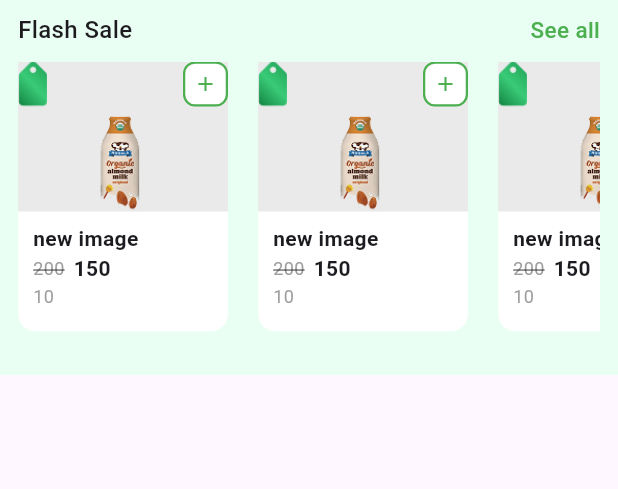
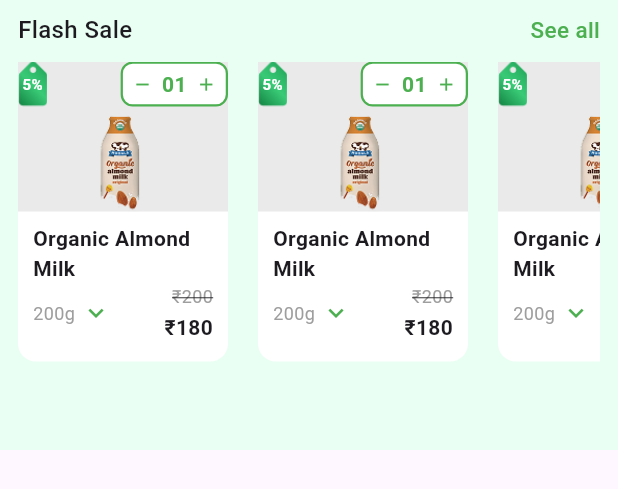
Before and after one commit to pokaktechnologies/supermarket-cust-fe, a Flutter app: the FlashsaleScreen widget shown alone on an empty page, opened directly, on a phone screen of 412 x 824 dp. Shown: the top 489 px of the screen. Run offline on Flutter 3.47's test engine with Material 3 defaults, Android fonts, the phone set to English and light mode, and no system bars.

Commit message:
changed the flash screen

```diff
--- a/lib/views/home/flashsale_screen.dart
+++ b/lib/views/home/flashsale_screen.dart
@@ -8,7 +8,7 @@ class FlashsaleScreen extends StatelessWidget {
   @override
   Widget build(BuildContext context) {
     return Container(
-      height: 250,
+      height: 300,
       width: double.infinity,
       color: AppColors.lightGreenContainer,
       child: Padding(
@@ -40,7 +40,7 @@ class FlashsaleScreen extends StatelessWidget {
             SizedBox(height: 10),
 
             SizedBox(
-              height: 180,
+              height: 200,
               child: ListView(
                 scrollDirection: Axis.horizontal,
                 children: [
@@ -59,8 +59,29 @@ class FlashsaleScreen extends StatelessWidget {
   }
 }
 
-class SingleProduct extends StatelessWidget {
+class SingleProduct extends StatefulWidget {
   const SingleProduct({super.key});
+
+  @override
+  State<SingleProduct> createState() => _SingleProductState();
+}
+
+class _SingleProductState extends State<SingleProduct> {
+  int quantity = 1;
+
+  void incrementQuantity() {
+    setState(() {
+      quantity++;
+    });
+  }
+
+  void decrementQuantity() {
+    if (quantity > 1) {
+      setState(() {
+        quantity--;
+      });
+    }
+  }
 
   @override
   Widget build(BuildContext context) {
@@ -75,7 +96,6 @@ class SingleProduct extends StatelessWidget {
         child: Column(
           crossAxisAlignment: CrossAxisAlignment.start,
           children: [
-            // 🔷 Top section with grey background
             Container(
               decoration: const BoxDecoration(color: Color(0xFFEAEAEA)),
               child: Column(
@@ -83,23 +103,94 @@ class SingleProduct extends StatelessWidget {
                   Row(
                     mainAxisAlignment: MainAxisAlignment.spaceBetween,
                     children: [
-                      Center(
-                        child: Image.asset(
+                      Stack(
+                        alignment: Alignment.center,
+                        children: [
+                          Image.asset(
                             AppAssets.percentageIg,
                             height: 30,
                             fit: BoxFit.contain,
                           ),
+                          const Text(
+                            '5%',
+                            style: TextStyle(
+                              fontSize: 10,
+                              color: Colors.white,
+                              fontWeight: FontWeight.bold,
                             ),
-                      Container(
+                          ),
+                        ],
+                      ),
+                      quantity == 0
+                          ? GestureDetector(
+                            onTap: incrementQuantity,
+                            child: Container(
                               height: 30,
                               width: 30,
                               decoration: BoxDecoration(
                                 color: Colors.white,
-                          border: Border.all(color: Colors.green, width: 1.5),
+                                border: Border.all(
+                                  color: Colors.green,
+                                  width: 1.5,
+                                ),
                                 borderRadius: BorderRadius.circular(8),
                               ),
                               child: const Center(
-                          child: Icon(Icons.add, size: 16, color: Colors.green),
+                                child: Icon(
+                                  Icons.add,
+                                  size: 16,
+                                  color: Colors.green,
+                                ),
+                              ),
+                            ),
+                          )
+                          : Container(
+                            height: 30,
+                            decoration: BoxDecoration(
+                              color: Colors.white,
+                              borderRadius: BorderRadius.circular(8),
+                              border: Border.all(
+                                color: Colors.green,
+                                width: 1.5,
+                              ),
+                            ),
+                            child: Row(
+                              children: [
+                                GestureDetector(
+                                  onTap: decrementQuantity,
+                                  child: const Padding(
+                                    padding: EdgeInsets.symmetric(
+                                      horizontal: 6,
+                                    ),
+                                    child: Icon(
+                                      Icons.remove,
+                                      size: 14,
+                                      color: Colors.green,
+                                    ),
+                                  ),
+                                ),
+                                Text(
+                                  quantity.toString().padLeft(2, '0'),
+                                  style: const TextStyle(
+                                    fontWeight: FontWeight.bold,
+                                    fontSize: 14,
+                                    color: Colors.green,
+                                  ),
+                                ),
+                                GestureDetector(
+                                  onTap: incrementQuantity,
+                                  child: const Padding(
+                                    padding: EdgeInsets.symmetric(
+                                      horizontal: 6,
+                                    ),
+                                    child: Icon(
+                                      Icons.add,
+                                      size: 14,
+                                      color: Colors.green,
+                                    ),
+                                  ),
+                                ),
+                              ],
                             ),
                           ),
                     ],
@@ -114,40 +205,57 @@ class SingleProduct extends StatelessWidget {
                 ],
               ),
             ),
+
             Padding(
               padding: const EdgeInsets.symmetric(horizontal: 10, vertical: 8),
               child: Column(
                 crossAxisAlignment: CrossAxisAlignment.start,
                 children: [
-                  Text(
-                    "new image",
-                    style: const TextStyle(fontWeight: FontWeight.w600),
+                  const Text(
+                    "Organic Almond Milk",
+                    style: TextStyle(fontWeight: FontWeight.w600),
                     maxLines: 2,
                     overflow: TextOverflow.ellipsis,
                   ),
                   Row(
+                    mainAxisAlignment: MainAxisAlignment.spaceBetween,
+                    children: const [
+                      Row(
                         children: [
                           Text(
-                        "200",
-                        style: const TextStyle(
+                            "200g",
+                            style: TextStyle(color: Colors.grey, fontSize: 12),
+                          ),
+                          SizedBox(width: 4),
+                          Icon(
+                            Icons.keyboard_arrow_down,
+                            size: 20,
+                            color: Colors.green,
+                          ),
+                        ],
+                      ),
+                      Column(
+                        crossAxisAlignment: CrossAxisAlignment.end,
+                        children: [
+                          Text(
+                            "₹200",
+                            style: TextStyle(
                               fontSize: 12,
                               decoration: TextDecoration.lineThrough,
                               color: Colors.grey,
                             ),
                           ),
-                      const SizedBox(width: 6),
+                          SizedBox(height: 2),
                           Text(
-                        "150",
-                        style: const TextStyle(
+                            "₹180",
+                            style: TextStyle(
                               fontSize: 14,
                               fontWeight: FontWeight.bold,
                             ),
                           ),
                         ],
                       ),
-                  Text(
-                    "10",
-                    style: const TextStyle(color: Colors.grey, fontSize: 12),
+                    ],
                   ),
                 ],
               ),
```
Lines whose indentation alone changed are shown as unchanged.
